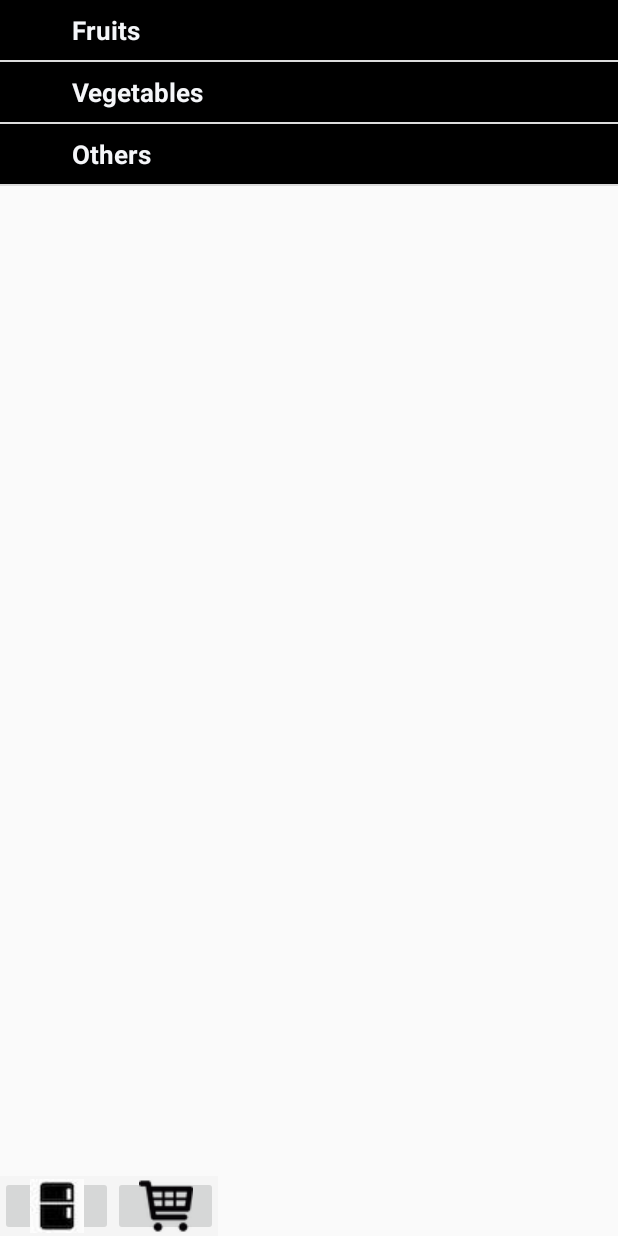
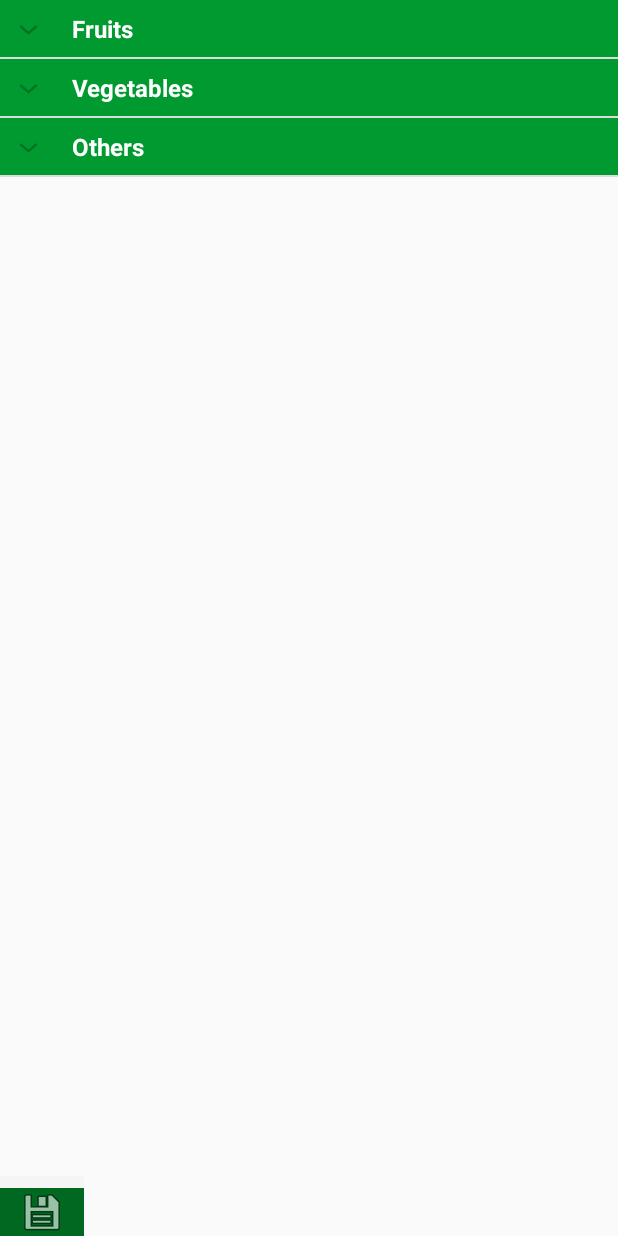
Before and after one commit to varsha-kankariya/Fall16-Team9, an Android app: the AddFoodItemsActivity screen opened directly, with no data from a screen before it, on a phone screen of 412 x 824 dp. Run offline under Robolectric (Android 15) with nearby library versions, the phone set to English and light mode, and no system bars.

Commit message:
UI Changes

```diff
--- a/Code/EatFoodV2/app/src/main/java/prachihada/eatfoodv2/MainActivity.java
+++ b/Code/EatFoodV2/app/src/main/java/prachihada/eatfoodv2/MainActivity.java
@@ -1,6 +1,7 @@
 package prachihada.eatfoodv2;
 
 import android.content.Intent;
+import android.graphics.Color;
 import android.os.Bundle;
 import android.support.design.widget.FloatingActionButton;
 import android.support.design.widget.TabLayout;
@@ -35,7 +36,8 @@ public class MainActivity extends AppCompatActivity {
         tabLayout.setupWithViewPager(viewPager);
 
         FloatingActionButton fab = (FloatingActionButton) findViewById(R.id.fab);
-
+        int color = Color.parseColor("#AE6118"); //The color u want
+        fab.setColorFilter(45646);
         /*
         fab.setOnClickListener(new View.OnClickListener() {
             @Override
--- a/Code/EatFoodV2/app/src/main/res/layout/activity_add_food_items.xml
+++ b/Code/EatFoodV2/app/src/main/res/layout/activity_add_food_items.xml
@@ -14,13 +14,14 @@ tools:context="prachihada.eatfoodv2.AddFoodItemsActivity">
     android:id="@+id/activity_main"
     android:layout_width="match_parent"
     android:layout_height="match_parent"
-    android:orientation="vertical">
+    android:orientation="vertical"
+    android:weightSum="1">
 
     <!-- List view for drop down lists-->
     <ExpandableListView
         android:id="@+id/lvExp"
         android:layout_height="match_parent"
-        android:layout_width="match_parent"/>
+        android:layout_width="match_parent" />
 
 </LinearLayout>
 
@@ -38,17 +39,21 @@ tools:context="prachihada.eatfoodv2.AddFoodItemsActivity">
 
     <!--Icon/button for fridge -->
     <ImageButton
-        android:layout_width="75dp"
+        android:layout_width="56dp"
         android:layout_height="wrap_content"
-        android:src="@drawable/fridge"
-        android:onClick="processUserData"/>
+        android:background="@color/colorPrimaryDark"
+        android:src="@android:drawable/ic_menu_save"
+        android:onClick="processUserData"
+        android:layout_gravity="bottom|right"/>
 
     <!--Icon/button for shopping cart -->
-    <ImageButton
-        android:layout_width="70dp"
-        android:layout_height="wrap_content"
-        android:src="@drawable/shopping_cart"
-        android:onClick="viewData"/>
+    <!--<ImageButton-->
+        <!--android:layout_width="192dp"-->
+        <!--android:layout_height="wrap_content"-->
+        <!--android:src="@android:drawable/ic_menu_view"-->
+        <!--android:background="@color/colorPrimaryDark"-->
+        <!--android:tint="@android:color/white"-->
+        <!--android:onClick="viewData"/>-->
 
 
 </LinearLayout>
--- a/Code/EatFoodV2/app/src/main/res/layout/list_group.xml
+++ b/Code/EatFoodV2/app/src/main/res/layout/list_group.xml
@@ -4,7 +4,7 @@
     android:layout_height="wrap_content"
     android:orientation="vertical"
     android:padding="8dp"
-    android:background="#000000">
+    android:background="@color/colorPrimary">
 
     <!-- Text View for List Header-->
     <TextView
@@ -12,8 +12,8 @@
         android:layout_width="fill_parent"
         android:layout_height="wrap_content"
         android:paddingLeft="?android:attr/expandableListPreferredItemPaddingLeft"
-        android:textSize="17dp"
-        android:textColor="#f5f6f9" />
+        android:textSize="16dp"
+        android:textColor="@color/white" />
 
 
 </LinearLayout>
--- a/Code/EatFoodV2/app/src/main/res/values/colors.xml
+++ b/Code/EatFoodV2/app/src/main/res/values/colors.xml
@@ -1,7 +1,8 @@
 <?xml version="1.0" encoding="utf-8"?>
 <resources>
-    <color name="colorPrimary">#3F51B5</color>
-    <color name="colorPrimaryDark">#303F9F</color>
-    <color name="colorAccent">#FF4081</color>
-    <color name="borderColor">#000000 </color>
+    <color name="colorPrimary">#009A31</color>
+    <color name="colorPrimaryDark">#006821</color>
+    <color name="colorAccent">#66CCFF</color>
+    <color name="borderColor">#000000</color>
+    <color name="white">#ffffff</color>
 </resources>
```
Also changed, not shown: Code/EatFoodV2/app/src/main/java/prachihada/eatfoodv2/AddFoodItemsActivity.java (+1 -7 lines), Code/EatFoodV2/app/src/main/res/layout/activity_main.xml (+6 -3 lines), Code/EatFoodV2/app/src/main/res/layout/fragment_inventory.xml (+5 -4 lines), Code/EatFoodV2/app/src/main/res/layout/list_other_item.xml (+4 -3 lines).
